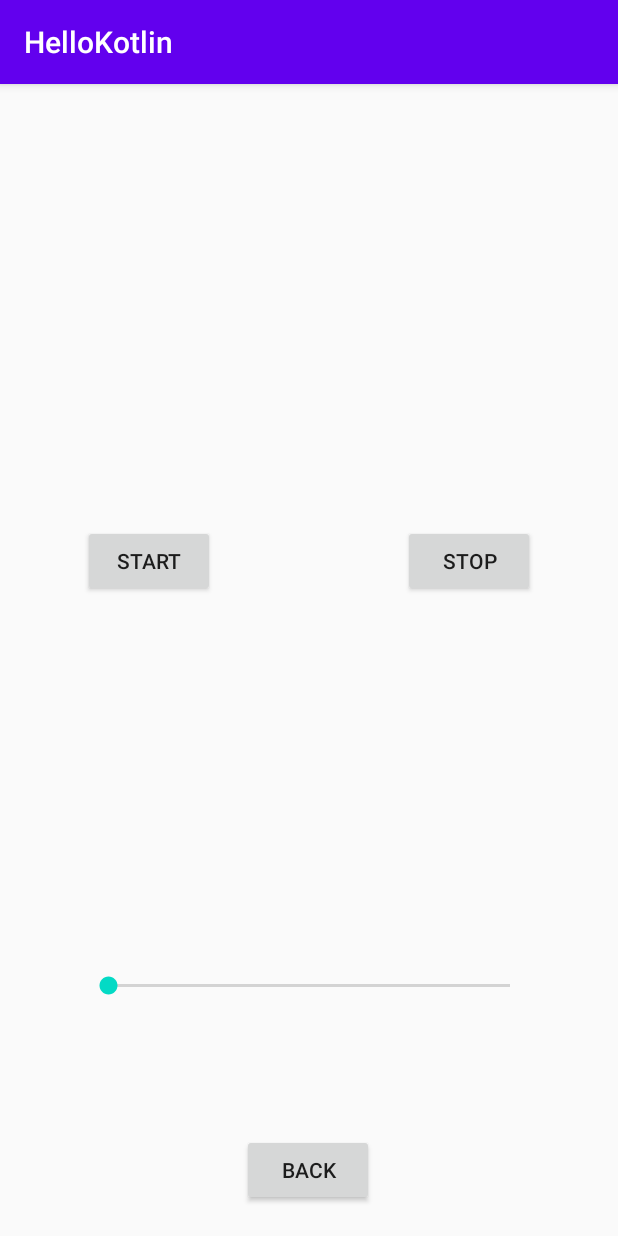
After one commit to lemolatoon/HelloKotlin, an Android app: the SoundActivity screen opened directly, with no data from a screen before it, on a phone screen of 412 x 824 dp. The commit adds this screen. Run offline under Robolectric (Android 15) with nearby library versions, the phone set to English and light mode, and no system bars.

Commit message:
make SoundActivity

```diff
--- a/app/src/main/AndroidManifest.xml
+++ b/app/src/main/AndroidManifest.xml
@@ -9,6 +9,7 @@
         android:roundIcon="@mipmap/ic_launcher_round"
         android:supportsRtl="true"
         android:theme="@style/AppTheme">
+        <activity android:name=".SoundActivity"></activity>
         <activity android:name=".MainActivity">
             <intent-filter>
                 <action android:name="android.intent.action.MAIN" />
--- /dev/null
+++ b/app/src/main/java/com/example/hellokotlin/SoundActivity.kt
@@ -0,0 +1,96 @@
+package com.example.hellokotlin
+
+import android.content.Intent
+import android.media.AudioFormat
+import android.media.AudioManager
+import android.media.AudioTrack
+import androidx.appcompat.app.AppCompatActivity
+import android.os.Bundle
+import android.widget.Button
+import android.widget.SeekBar
+
+class SoundActivity : AppCompatActivity() {
+
+    lateinit var Track: AudioTrack;
+
+    var isPlaying: Boolean = false;
+
+    val Fs: Int = 44100;
+
+    // encoding by 16bit(short)
+    val buffLength: Int = AudioTrack.getMinBufferSize(
+        Fs, android.media.AudioFormat.CHANNEL_OUT_MONO, android.media.AudioFormat.ENCODING_PCM_16BIT
+    );
+
+    override fun onCreate(savedInstanceState: Bundle?) {
+        super.onCreate(savedInstanceState)
+        setContentView(R.layout.activity_sound)
+
+        val btnBack: Button = findViewById(R.id.btnBack);
+        val seekBarF: SeekBar = findViewById(R.id.seekBarF);
+
+        val btnPlay: Button = findViewById(R.id.btnPlay);
+        val btnStop: Button = findViewById(R.id.btnStop);
+
+        btnBack.setOnClickListener {
+            startPreviousActivity();
+        }
+
+        btnPlay.setOnClickListener {
+            Thread {
+                initTrack();
+                startPlaying();
+                playback();
+            }.start();
+        }
+
+        btnStop.setOnClickListener {
+            stopPlaying();
+        }
+    }
+
+    private fun initTrack() {
+        Track = AudioTrack(
+            AudioManager.MODE_NORMAL, Fs, AudioFormat.CHANNEL_OUT_MONO,
+            AudioFormat.ENCODING_PCM_16BIT, buffLength, AudioTrack.MODE_STREAM
+        );
+    }
+
+    private fun playback() {
+        val frame_out: ShortArray = ShortArray(buffLength);
+        val amplitude: Int = 32767; // A
+        val frequency: Int = 440; // f
+        val TWOPI: Double = 2 * kotlin.math.PI;
+        var phase: Double = 0.0;
+
+        while(isPlaying) {
+            for (i in 0 until buffLength) {
+                // Asin(2πf / Fs)
+                frame_out[i] = (amplitude * kotlin.math.sin(phase)).toShort();
+                phase += TWOPI * frequency / Fs;
+                if (phase > TWOPI) { // make sure: 0 <= phase <= 2pi
+                    phase -= TWOPI;
+                }
+            }
+            Track.write(frame_out, 0, buffLength);
+        }
+    }
+
+    private fun startPlaying() {
+        Track.play();
+        isPlaying = true;
+    }
+
+    private fun stopPlaying() {
+        if (isPlaying) {
+            isPlaying = false;
+            Track.stop();
+            Track.release(); // release the resources
+        }
+    }
+
+    private fun startPreviousActivity() {
+        val nextIntent = Intent(this, MainActivity::class.java);
+        startActivity(nextIntent);
+    }
+}
--- /dev/null
+++ b/app/src/main/res/layout/activity_sound.xml
@@ -0,0 +1,55 @@
+<?xml version="1.0" encoding="utf-8"?>
+<androidx.constraintlayout.widget.ConstraintLayout xmlns:android="http://schemas.android.com/apk/res/android"
+    xmlns:app="http://schemas.android.com/apk/res-auto"
+    xmlns:tools="http://schemas.android.com/tools"
+    android:layout_width="match_parent"
+    android:layout_height="match_parent"
+    tools:context=".SoundActivity">
+
+    <Button
+        android:id="@+id/btnBack"
+        android:layout_width="wrap_content"
+        android:layout_height="wrap_content"
+        android:layout_marginBottom="20dp"
+        android:text="BACK"
+        app:layout_constraintBottom_toBottomOf="parent"
+        app:layout_constraintEnd_toEndOf="parent"
+        app:layout_constraintHorizontal_bias="0.498"
+        app:layout_constraintStart_toStartOf="parent" />
+
+    <SeekBar
+        android:id="@+id/seekBarF"
+        android:layout_width="300dp"
+        android:layout_height="wrap_content"
+        android:layout_marginBottom="90dp"
+        app:layout_constraintBottom_toTopOf="@+id/btnBack"
+        app:layout_constraintEnd_toEndOf="parent"
+        app:layout_constraintStart_toStartOf="parent" />
+
+    <Button
+        android:id="@+id/btnPlay"
+        android:layout_width="wrap_content"
+        android:layout_height="wrap_content"
+        android:layout_marginStart="40dp"
+        android:layout_marginLeft="40dp"
+        android:layout_marginBottom="250dp"
+        android:text="Start"
+        app:layout_constraintBottom_toTopOf="@+id/seekBarF"
+        app:layout_constraintEnd_toStartOf="@+id/btnStop"
+        app:layout_constraintHorizontal_bias="0.533"
+        app:layout_constraintStart_toStartOf="parent" />
+
+    <Button
+        android:id="@+id/btnStop"
+        android:layout_width="wrap_content"
+        android:layout_height="wrap_content"
+        android:layout_marginStart="110dp"
+        android:layout_marginLeft="110dp"
+        android:layout_marginEnd="40dp"
+        android:layout_marginRight="40dp"
+        android:layout_marginBottom="250dp"
+        android:text="Stop"
+        app:layout_constraintBottom_toTopOf="@+id/seekBarF"
+        app:layout_constraintEnd_toEndOf="parent"
+        app:layout_constraintStart_toEndOf="@+id/btnPlay" />
+</androidx.constraintlayout.widget.ConstraintLayout>
```
Also changed, not shown: app/src/main/java/com/example/hellokotlin/MainActivity.kt (+12 -1 lines), app/src/main/res/layout/activity_main.xml (+13 -2 lines).
